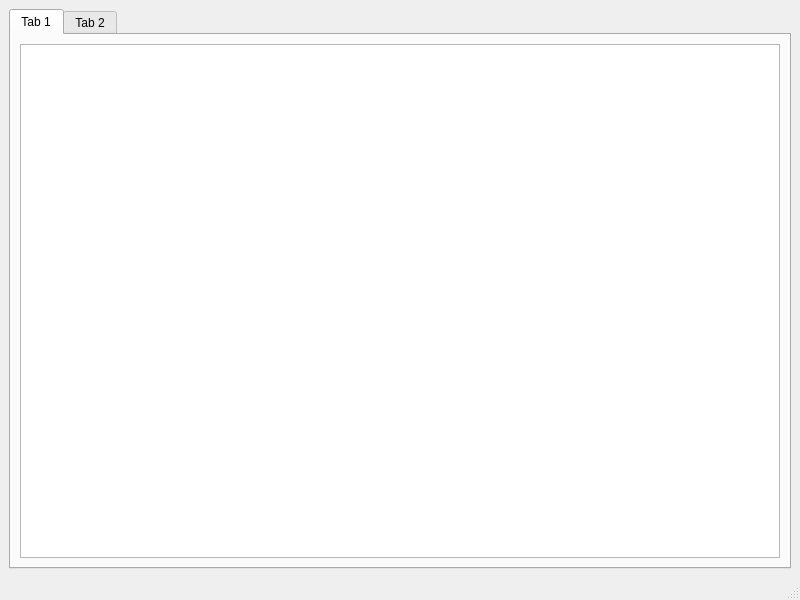
Before: the Qt Designer form main.ui in TomFryers/activate, drawn with Qt 5.
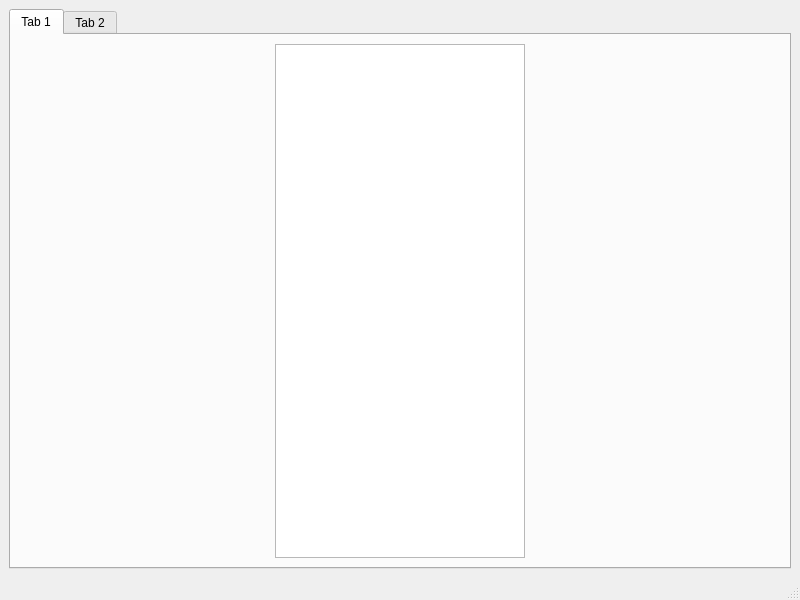
After: the same form once the commit is applied.

Commit message: Improve table display

```diff
--- a/main.ui
+++ b/main.ui
@@ -32,6 +32,18 @@
           </item>
           <item row="0" column="1">
            <widget class="QTableWidget" name="tableWidget">
+            <property name="minimumSize">
+             <size>
+              <width>250</width>
+              <height>0</height>
+             </size>
+            </property>
+            <property name="maximumSize">
+             <size>
+              <width>250</width>
+              <height>16777215</height>
+             </size>
+            </property>
             <property name="horizontalScrollBarPolicy">
              <enum>Qt::ScrollBarAlwaysOff</enum>
             </property>
@@ -44,6 +56,12 @@
             <attribute name="horizontalHeaderVisible">
              <bool>false</bool>
             </attribute>
+            <attribute name="horizontalHeaderDefaultSectionSize">
+             <number>120</number>
+            </attribute>
+            <attribute name="horizontalHeaderStretchLastSection">
+             <bool>true</bool>
+            </attribute>
             <attribute name="verticalHeaderVisible">
              <bool>false</bool>
             </attribute>
```
Left out of the diff: 3 changed lines with no effect on the pictures.
